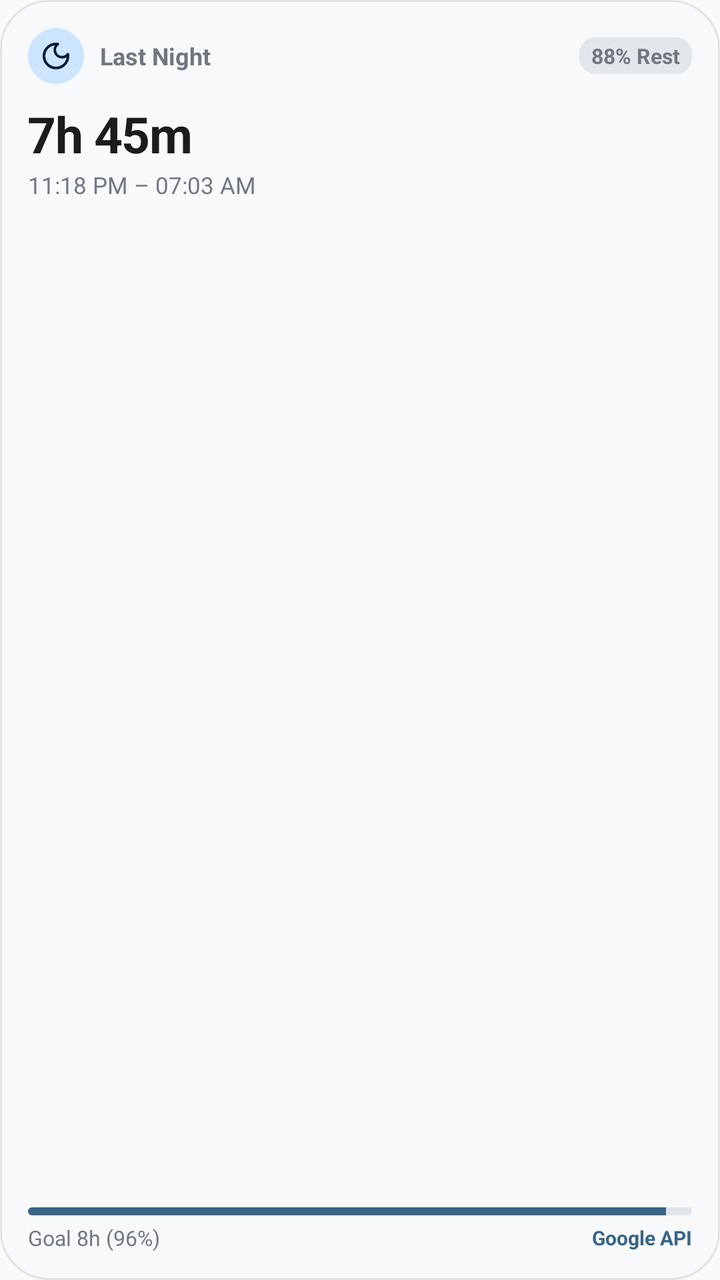
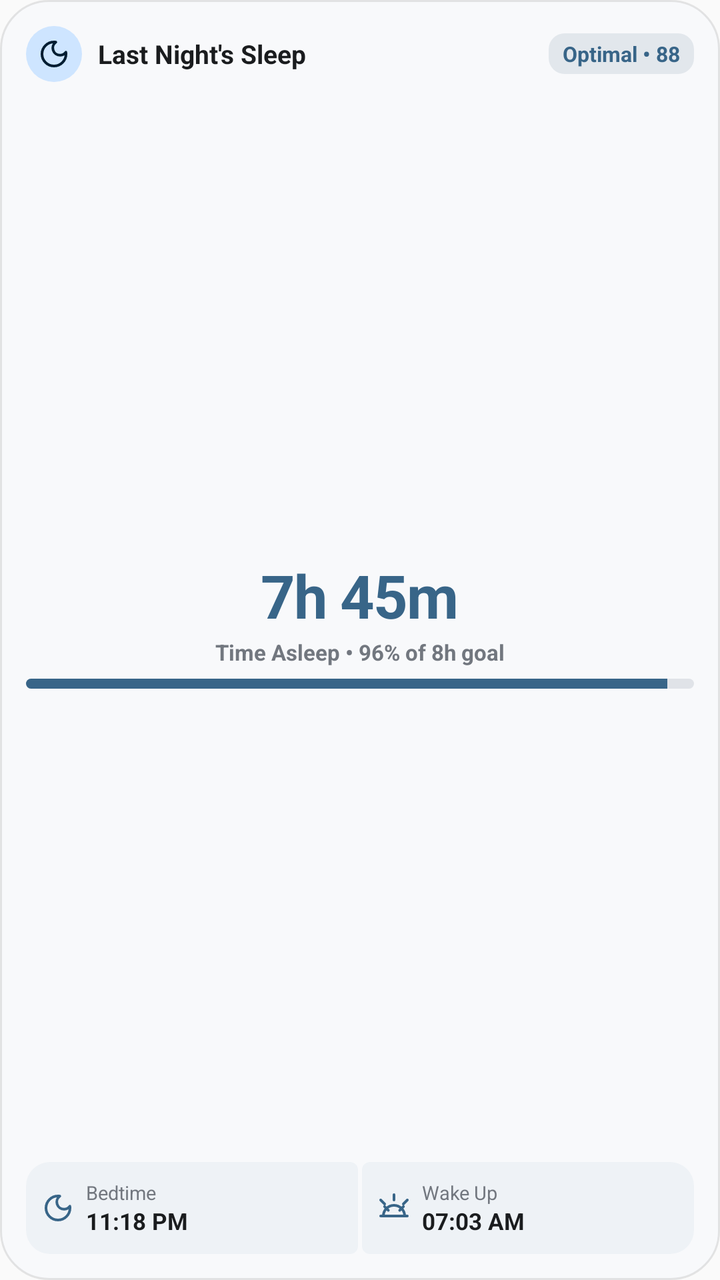

The first picture is an Android layout as it rendered before a commit; the second is the same layout after the commit. The layout source and the unified diff follow.
<!-- AndroidManifest.xml: application theme Theme.Kimon -->
<!-- res/layout/widget_last_night_sleep.xml -->
<?xml version="1.0" encoding="utf-8"?>
<RelativeLayout xmlns:android="http://schemas.android.com/apk/res/android"
    android:id="@+id/widget_root"
    android:layout_width="match_parent"
    android:layout_height="match_parent"
    android:background="@drawable/widget_background"
    android:padding="14dp">

    
    <LinearLayout
        android:id="@+id/widget_header"
        android:layout_width="match_parent"
        android:layout_height="wrap_content"
        android:layout_alignParentTop="true"
        android:gravity="center_vertical"
        android:orientation="horizontal">

        <FrameLayout
            android:layout_width="28dp"
            android:layout_height="28dp"
            android:background="@drawable/widget_icon_badge">

            <ImageView
                android:id="@+id/widget_icon"
                android:layout_width="16dp"
                android:layout_height="16dp"
                android:layout_gravity="center"
                android:src="@drawable/ic_moon"
                android:tint="@color/widget_accent_on_container" />
        </FrameLayout>

        <TextView
            android:id="@+id/widget_title"
            android:layout_width="0dp"
            android:layout_height="wrap_content"
            android:layout_marginStart="8dp"
            android:layout_weight="1"
            android:text="Last Night"
            android:textColor="@color/widget_text_secondary"
            android:textSize="12sp"
            android:textStyle="bold" />

        <TextView
            android:id="@+id/widget_quality_badge"
            android:layout_width="wrap_content"
            android:layout_height="wrap_content"
            android:background="@drawable/widget_score_badge"
            android:paddingHorizontal="6dp"
            android:paddingVertical="2dp"
            android:text="88% Rest"
            android:textColor="@color/widget_text_secondary"
            android:textSize="10.5sp"
            android:textStyle="bold" />
    </LinearLayout>

    
    <LinearLayout
        android:id="@+id/widget_data_container"
        android:layout_width="match_parent"
        android:layout_height="wrap_content"
        android:layout_below="@id/widget_header"
        android:layout_marginTop="8dp"
        android:orientation="vertical">

        <TextView
            android:id="@+id/widget_duration"
            android:layout_width="wrap_content"
            android:layout_height="wrap_content"
            android:letterSpacing="-0.02"
            android:text="7h 45m"
            android:textColor="@color/widget_text_primary"
            android:textSize="25sp"
            android:textStyle="bold" />

        <TextView
            android:id="@+id/widget_times"
            android:layout_width="wrap_content"
            android:layout_height="wrap_content"
            android:layout_marginTop="1dp"
            android:text="11:18 PM – 07:03 AM"
            android:textColor="@color/widget_text_secondary"
            android:textSize="11.5sp" />
    </LinearLayout>

    
    <LinearLayout
        android:id="@+id/widget_bottom_container"
        android:layout_width="match_parent"
        android:layout_height="wrap_content"
        android:layout_alignParentBottom="true"
        android:orientation="vertical">

        <ProgressBar
            android:id="@+id/widget_progress"
            style="?android:attr/progressBarStyleHorizontal"
            android:layout_width="match_parent"
            android:layout_height="4dp"
            android:max="100"
            android:progress="96"
            android:progressDrawable="@drawable/widget_progress_bar" />

        <LinearLayout
            android:layout_width="match_parent"
            android:layout_height="wrap_content"
            android:layout_marginTop="4dp"
            android:gravity="center_vertical"
            android:orientation="horizontal">

            <TextView
                android:id="@+id/widget_goal_text"
                android:layout_width="0dp"
                android:layout_height="wrap_content"
                android:layout_weight="1"
                android:text="Goal 8h (96%)"
                android:textColor="@color/widget_text_secondary"
                android:textSize="10.5sp" />

            <TextView
                android:id="@+id/widget_source"
                android:layout_width="wrap_content"
                android:layout_height="wrap_content"
                android:text="Google API"
                android:textColor="@color/widget_accent_primary"
                android:textSize="10sp"
                android:textStyle="bold" />
        </LinearLayout>
    </LinearLayout>

    
    <LinearLayout
        android:id="@+id/widget_empty_container"
        android:layout_width="match_parent"
        android:layout_height="wrap_content"
        android:layout_centerInParent="true"
        android:gravity="center"
        android:orientation="vertical"
        android:visibility="gone">

        <TextView
            android:layout_width="wrap_content"
            android:layout_height="wrap_content"
            android:text="No Sleep Logged"
            android:textColor="@color/widget_text_primary"
            android:textSize="15sp"
            android:textStyle="bold" />

        <TextView
            android:layout_width="wrap_content"
            android:layout_height="wrap_content"
            android:layout_marginTop="2dp"
            android:text="Tracking active tonight"
            android:textColor="@color/widget_text_secondary"
            android:textSize="11.5sp" />
    </LinearLayout>

</RelativeLayout>
<!-- resources referenced by this layout -->
<resources>
  <color name="widget_accent_on_container">#FF001D32</color>
  <color name="widget_accent_primary">#FF386588</color>
  <color name="widget_text_primary">#FF1A1C1E</color>
  <color name="widget_text_secondary">#FF72777F</color>
  <!-- drawable ic_moon (drawable) -->
  <vector xmlns:android="http://schemas.android.com/apk/res/android"
      android:width="24dp"
      android:height="24dp"
      android:viewportWidth="24"
      android:viewportHeight="24">
      <path
          android:pathData="M12,3a9,9 0 1,0 9,9c0,-0.46 -0.04,-0.92 -0.1,-1.36a5.389,5.389 0 0,1 -4.4,2.26 5.403,5.403 0 0,1 -3.14,-9.8A9,9 0 0,0 12,3z"
          android:strokeColor="#FFFFFFFF"
          android:strokeWidth="2"
          android:strokeLineCap="round"
          android:strokeLineJoin="round" />
  </vector>
  <!-- drawable widget_background (drawable) -->
  <?xml version="1.0" encoding="utf-8"?>
  <shape xmlns:android="http://schemas.android.com/apk/res/android"
      android:shape="rectangle">
      <solid android:color="@color/widget_background" />
      <corners android:radius="24dp" />
      <stroke
          android:width="1dp"
          android:color="@color/widget_border" />
  </shape>
  <!-- drawable widget_icon_badge (drawable) -->
  <?xml version="1.0" encoding="utf-8"?>
  <shape xmlns:android="http://schemas.android.com/apk/res/android"
      android:shape="oval">
      <solid android:color="@color/widget_accent_container" />
  </shape>
  <!-- drawable widget_score_badge (drawable) -->
  <?xml version="1.0" encoding="utf-8"?>
  <shape xmlns:android="http://schemas.android.com/apk/res/android"
      android:shape="rectangle">
      <solid android:color="@color/widget_surface_container_highest" />
      <corners android:radius="8dp" />
  </shape>
  <style name="Theme.Kimon" parent="android:Theme.Material.Light.NoActionBar" />
  <color name="widget_background">#FFF8F9FB</color>
  <color name="widget_border">#18000000</color>
  <color name="widget_accent_container">#FFCEE5FF</color>
  <color name="widget_progress_track">#FFE0E3E8</color>
  <color name="widget_progress_indicator">#FF386588</color>
  <color name="widget_surface_container_highest">#FFE2E7EC</color>
  <!-- unchanged entries left out for length: 1 -->
</resources>

<!-- the commit's change to res/layout/widget_last_night_sleep.xml (unified diff, before → after) -->
@@ -4,7 +4,7 @@
     android:layout_width="match_parent"
     android:layout_height="match_parent"
     android:background="@drawable/widget_background"
-    android:padding="14dp">
+    android:padding="13dp">
 
     
     <LinearLayout
@@ -35,9 +35,9 @@
             android:layout_height="wrap_content"
             android:layout_marginStart="8dp"
             android:layout_weight="1"
-            android:text="Last Night"
-            android:textColor="@color/widget_text_secondary"
-            android:textSize="12sp"
+            android:text="Last Night\'s Sleep"
+            android:textColor="@color/widget_text_primary"
+            android:textSize="13sp"
             android:textStyle="bold" />
 
         <TextView
@@ -45,10 +45,10 @@
             android:layout_width="wrap_content"
             android:layout_height="wrap_content"
             android:background="@drawable/widget_score_badge"
-            android:paddingHorizontal="6dp"
-            android:paddingVertical="2dp"
-            android:text="88% Rest"
-            android:textColor="@color/widget_text_secondary"
+            android:paddingHorizontal="7dp"
+            android:paddingVertical="3dp"
+            android:text="Optimal • 88"
+            android:textColor="@color/widget_accent_primary"
             android:textSize="10.5sp"
             android:textStyle="bold" />
     </LinearLayout>
@@ -58,8 +58,9 @@
         android:id="@+id/widget_data_container"
         android:layout_width="match_parent"
         android:layout_height="wrap_content"
+        android:layout_above="@id/widget_bottom_container"
         android:layout_below="@id/widget_header"
-        android:layout_marginTop="8dp"
+        android:gravity="center"
         android:orientation="vertical">
 
         <TextView
@@ -68,61 +69,119 @@
             android:layout_height="wrap_content"
             android:letterSpacing="-0.02"
             android:text="7h 45m"
-            android:textColor="@color/widget_text_primary"
-            android:textSize="25sp"
-            android:textStyle="bold" />
-
-        <TextView
-            android:id="@+id/widget_times"
+            android:textColor="@color/widget_accent_primary"
+            android:textSize="30sp"
+            android:textStyle="bold" />
+
+        <TextView
+            android:id="@+id/widget_goal_text"
             android:layout_width="wrap_content"
             android:layout_height="wrap_content"
             android:layout_marginTop="1dp"
-            android:text="11:18 PM – 07:03 AM"
+            android:text="Time Asleep • 96% of 8h goal"
             android:textColor="@color/widget_text_secondary"
-            android:textSize="11.5sp" />
-    </LinearLayout>
-
-    
-    <LinearLayout
-        android:id="@+id/widget_bottom_container"
-        android:layout_width="match_parent"
-        android:layout_height="wrap_content"
-        android:layout_alignParentBottom="true"
-        android:orientation="vertical">
+            android:textSize="11sp"
+            android:textStyle="bold" />
 
         <ProgressBar
             android:id="@+id/widget_progress"
             style="?android:attr/progressBarStyleHorizontal"
             android:layout_width="match_parent"
-            android:layout_height="4dp"
+            android:layout_height="5dp"
+            android:layout_marginTop="6dp"
             android:max="100"
             android:progress="96"
             android:progressDrawable="@drawable/widget_progress_bar" />
-
+    </LinearLayout>
+
+    
+    <LinearLayout
+        android:id="@+id/widget_bottom_container"
+        android:layout_width="match_parent"
+        android:layout_height="46dp"
+        android:layout_alignParentBottom="true"
+        android:orientation="horizontal">
+
+        
         <LinearLayout
-            android:layout_width="match_parent"
-            android:layout_height="wrap_content"
-            android:layout_marginTop="4dp"
+            android:layout_width="0dp"
+            android:layout_height="match_parent"
+            android:layout_marginEnd="1dp"
+            android:layout_weight="1"
+            android:background="@drawable/widget_tile_left"
             android:gravity="center_vertical"
-            android:orientation="horizontal">
-
-            <TextView
-                android:id="@+id/widget_goal_text"
-                android:layout_width="0dp"
-                android:layout_height="wrap_content"
-                android:layout_weight="1"
-                android:text="Goal 8h (96%)"
-                android:textColor="@color/widget_text_secondary"
-                android:textSize="10.5sp" />
-
-            <TextView
-                android:id="@+id/widget_source"
+            android:orientation="horizontal"
+            android:paddingHorizontal="8dp">
+
+            <ImageView
+                android:layout_width="16dp"
+                android:layout_height="16dp"
+                android:src="@drawable/ic_moon"
+                android:tint="@color/widget_accent_primary" />
+
+            <LinearLayout
                 android:layout_width="wrap_content"
                 android:layout_height="wrap_content"
-                android:text="Google API"
-                android:textColor="@color/widget_accent_primary"
-                android:textSize="10sp"
-                android:textStyle="bold" />
+                android:layout_marginStart="6dp"
+                android:orientation="vertical">
+
+                <TextView
+                    android:layout_width="wrap_content"
+                    android:layout_height="wrap_content"
+                    android:text="Bedtime"
+                    android:textColor="@color/widget_text_secondary"
+                    android:textSize="9.5sp" />
+
+                <TextView
+                    android:id="@+id/widget_bedtime"
+                    android:layout_width="wrap_content"
+                    android:layout_height="wrap_content"
+                    android:text="11:18 PM"
+                    android:textColor="@color/widget_text_primary"
+                    android:textSize="11.5sp"
+                    android:textStyle="bold" />
+            </LinearLayout>
+        </LinearLayout>
+
+        
+        <LinearLayout
+            android:layout_width="0dp"
+            android:layout_height="match_parent"
+            android:layout_marginStart="1dp"
+            android:layout_weight="1"
+            android:background="@drawable/widget_tile_right"
+            android:gravity="center_vertical"
+            android:orientation="horizontal"
+            android:paddingHorizontal="8dp">
+
+            <ImageView
+                android:layout_width="16dp"
+                android:layout_height="16dp"
+                android:src="@drawable/ic_sunrise"
+                android:tint="@color/widget_accent_primary" />
+
+            <LinearLayout
+                android:layout_width="wrap_content"
+                android:layout_height="wrap_content"
+                android:layout_marginStart="6dp"
+                android:orientation="vertical">
+
+                <TextView
+                    android:layout_width="wrap_content"
+                    android:layout_height="wrap_content"
+                    android:text="Wake Up"
+                    android:textColor="@color/widget_text_secondary"
+                    android:textSize="9.5sp" />
+
+                <TextView
+                    android:id="@+id/widget_wake_up"
+                    android:layout_width="wrap_content"
+                    android:layout_height="wrap_content"
+                    android:text="07:03 AM"
+                    android:textColor="@color/widget_text_primary"
+                    android:textSize="11.5sp"
+                    android:textStyle="bold" />
+            </LinearLayout>
         </LinearLayout>
     </LinearLayout>
 
@@ -139,16 +198,16 @@
         <TextView
             android:layout_width="wrap_content"
             android:layout_height="wrap_content"
-            android:text="No Sleep Logged"
+            android:text="No sleep recorded yet"
             android:textColor="@color/widget_text_primary"
-            android:textSize="15sp"
+            android:textSize="14sp"
             android:textStyle="bold" />
 
         <TextView
             android:layout_width="wrap_content"
             android:layout_height="wrap_content"
             android:layout_marginTop="2dp"
-            android:text="Tracking active tonight"
+            android:text="Sleep tracking active tonight"
             android:textColor="@color/widget_text_secondary"
             android:textSize="11.5sp" />
     </LinearLayout>
<!-- resource entries referenced after the edit -->
@@ -12,6 +12,19 @@
       android:viewportHeight="24">
       <path
           android:pathData="M12,3a9,9 0 1,0 9,9c0,-0.46 -0.04,-0.92 -0.1,-1.36a5.389,5.389 0 0,1 -4.4,2.26 5.403,5.403 0 0,1 -3.14,-9.8A9,9 0 0,0 12,3z"
+          android:strokeColor="#FFFFFFFF"
+          android:strokeWidth="2"
+          android:strokeLineCap="round"
+          android:strokeLineJoin="round" />
+  </vector>
+  <!-- drawable ic_sunrise (drawable) -->
+  <vector xmlns:android="http://schemas.android.com/apk/res/android"
+      android:width="24dp"
+      android:height="24dp"
+      android:viewportWidth="24"
+      android:viewportHeight="24">
+      <path
+          android:pathData="M12,2v4M4.93,10.93l2.83,2.83M2,18h20M20,18a8,8 0 0,0 -16,0M19.07,10.93l-2.83,2.83M22,6l-3,3M2,6l3,3"
           android:strokeColor="#FFFFFFFF"
           android:strokeWidth="2"
           android:strokeLineCap="round"
@@ -40,6 +53,28 @@
       <solid android:color="@color/widget_surface_container_highest" />
       <corners android:radius="8dp" />
   </shape>
+  <!-- drawable widget_tile_left (drawable) -->
+  <?xml version="1.0" encoding="utf-8"?>
+  <shape xmlns:android="http://schemas.android.com/apk/res/android"
+      android:shape="rectangle">
+      <solid android:color="@color/widget_surface_container" />
+      <corners
+          android:topLeftRadius="12dp"
+          android:bottomLeftRadius="12dp"
+          android:topRightRadius="4dp"
+          android:bottomRightRadius="4dp" />
+  </shape>
+  <!-- drawable widget_tile_right (drawable) -->
+  <?xml version="1.0" encoding="utf-8"?>
+  <shape xmlns:android="http://schemas.android.com/apk/res/android"
+      android:shape="rectangle">
+      <solid android:color="@color/widget_surface_container" />
+      <corners
+          android:topLeftRadius="4dp"
+          android:bottomLeftRadius="4dp"
+          android:topRightRadius="12dp"
+          android:bottomRightRadius="12dp" />
+  </shape>
   <style name="Theme.Kimon" parent="android:Theme.Material.Light.NoActionBar" />
   <color name="widget_background">#FFF8F9FB</color>
   <color name="widget_border">#18000000</color>
@@ -47,6 +82,7 @@
   <color name="widget_progress_track">#FFE0E3E8</color>
   <color name="widget_progress_indicator">#FF386588</color>
   <color name="widget_surface_container_highest">#FFE2E7EC</color>
+  <color name="widget_surface_container">#FFEEF2F6</color>
   <!-- unchanged entries left out for length: 1 -->
 </resources>
 
